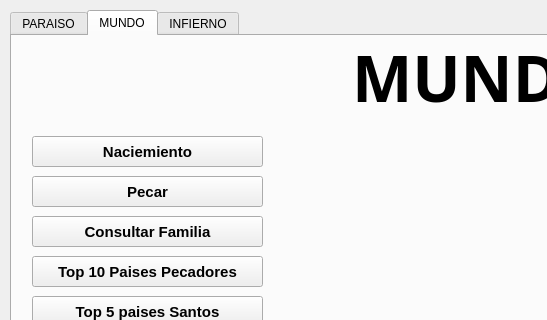
First picture: the form in mainwindow.ui, repository gaboq98/ArbolDelJuicio, before the edit; both pictures show x 0 to 547 and y 0 to 320 of the 1043 by 523 pixel window.
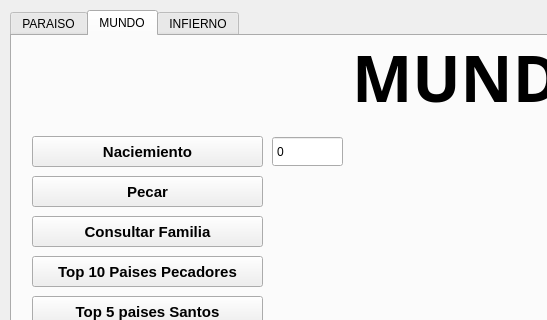
Second picture: the form after the edit. The open tabs and pages were chosen to show the change.

Patch:
```diff
--- a/mainwindow.ui
+++ b/mainwindow.ui
@@ -293,6 +293,19 @@
        <string>Pecadores</string>
       </property>
      </widget>
+     <widget class="QSpinBox" name="cantidadPersonas">
+      <property name="geometry">
+       <rect>
+        <x>260</x>
+        <y>100</y>
+        <width>71</width>
+        <height>31</height>
+       </rect>
+      </property>
+      <property name="buttonSymbols">
+       <enum>QAbstractSpinBox::NoButtons</enum>
+      </property>
+     </widget>
     </widget>
     <widget class="QWidget" name="tab_infierno">
      <attribute name="title">
```
Left out of the diff: 2 changed lines with no effect on the pictures.
